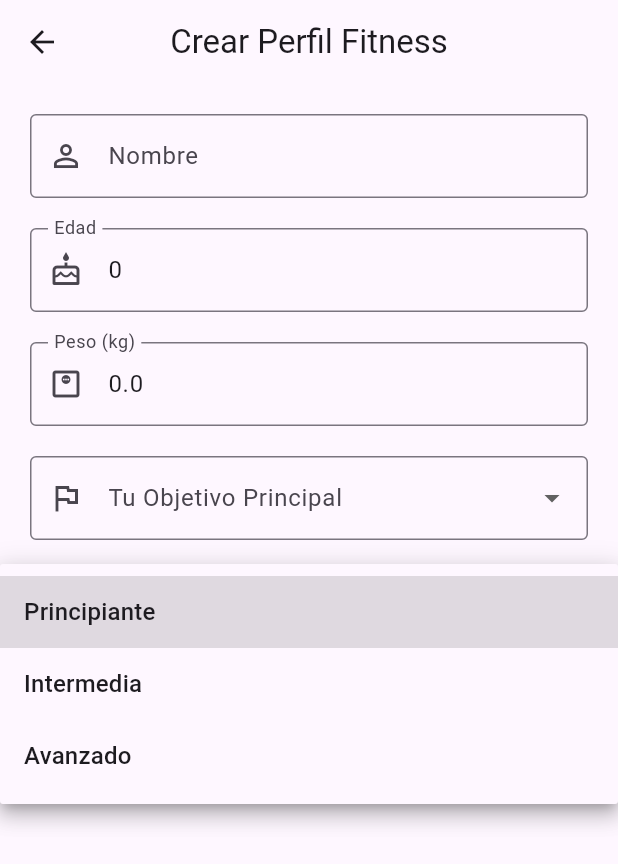
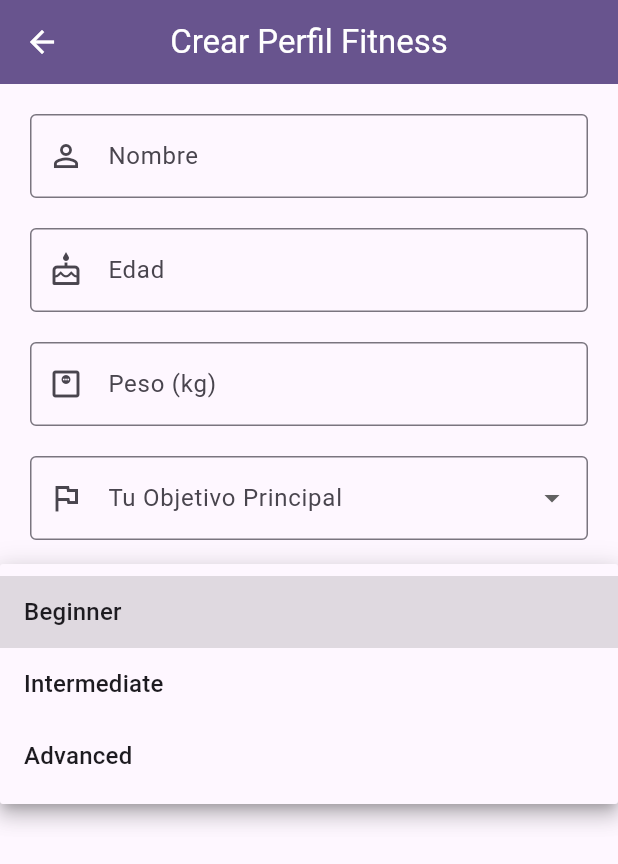
Before and after one commit to samporter12/app_final_final, a Flutter app: the ProfilePage screen opened by its route, after a tap on "Tu Nivel de Fitness Actual", on a phone screen of 412 x 824 dp. Shown: the top 864 px of the screen. Run offline on Flutter 3.47's test engine with Material 3 defaults, Android fonts, the phone set to English and light mode, and no system bars; our stand-ins replace appwrite, flutter_dotenv, get, google_generative_ai, hive, hive_flutter; accounts and stored records are empty; network calls fail.

Commit message:
listo para revision con algunas ligeras modificaciones par ael manejo de posibles errores

```diff
--- a/lib/core/constants/appwrite_constants.dart
+++ b/lib/core/constants/appwrite_constants.dart
@@ -1,10 +1,9 @@
 class AppwriteConstants {
-  static const String endpoint = 'https://cloud.appwrite.io/v1';
-  static const String projectId = '68139f1a00217a90e6aa';
-  static const String databaseId = '68139f39002e018fb46f';
-  static const String profileCollection = 'profile';
-  static const String workoutsCollection = 'workout';
-  static const String recipesCollection = 'recipe';
-  static const String favoritesCollection = 'favorite';
-
+  static const String endpoint = '';
+  static const String projectId = '';
+  static const String databaseId = '';
+  static const String profileCollection = '';
+  static const String workoutsCollection = '';
+  static const String recipesCollection = '';
+  static const String favoritesCollection = '';
 }
--- a/lib/presentation/pages/profile_page.dart
+++ b/lib/presentation/pages/profile_page.dart
@@ -1,3 +1,4 @@
+import 'package:app_fitness/model/user_profile_model.dart';
 import 'package:flutter/material.dart';
 import 'package:flutter/services.dart';
 import 'package:get/get.dart';
@@ -21,52 +22,133 @@ class _ProfilePageState extends State<ProfilePage> {
   final TextEditingController _ageController = TextEditingController();
   final TextEditingController _weightController = TextEditingController();
 
-  final List<String> _goalOptions = [
-    'Ganancia Muscular',
-    'Deficit Calorico',
-    'Mantener estado actual',
-  ];
+  final List<String> _goalOptions = ['muscle_gain', 'deficit', 'maintenance'];
   final List<String> _fitnessLevelOptions = [
-    'Principiante',
-    'Intermedia',
-    'Avanzado',
+    'beginner',
+    'intermediate',
+    'advanced',
   ];
 
   String? _selectedGoal;
   String? _selectedFitnessLevel;
 
+  var _profileDisposer;
+  bool _isPopulatingFields = false;
+
   @override
   void initState() {
     super.initState();
+    print("ProfilePage initState (${hashCode}): Creando nueva instancia.");
+
+    _profileDisposer = ever(_profileController.userProfile, (
+      UserProfileModel? profileFromController,
+    ) {
+      if (!mounted) {
+        print(
+          "ProfilePage 'ever' listener (${hashCode}): Widget no montado, ignorando.",
+        );
+        return;
+      }
+      print(
+        "ProfilePage 'ever' listener (${hashCode}): UserProfileModel cambió. Profile ID: ${profileFromController?.id}, UserID: ${profileFromController?.userId}",
+      );
+      if (profileFromController?.userId == _authController.getCurrentUserId()) {
+        _populateFormFields(profileFromController);
+      } else if (profileFromController == null &&
+          _authController.getCurrentUserId() == null) {
+        _populateFormFields(null);
+      } else {
+        print(
+          "ProfilePage 'ever' listener (${hashCode}): El perfil del controlador no coincide con el usuario actual o es inválido. Auth UserID: ${_authController.getCurrentUserId()}",
+        );
+      }
+    }, condition: () => mounted);
+
     WidgetsBinding.instance.addPostFrameCallback((_) {
-      _populateFormFields();
+      if (!mounted) return;
+      print(
+        "ProfilePage initState (${hashCode}): addPostFrameCallback - Verificando perfil inicial.",
+      );
+      final currentProfileInController = _profileController.userProfile.value;
+      final currentAuthUserId = _authController.getCurrentUserId();
+
+      if (currentAuthUserId != null &&
+          (currentProfileInController == null ||
+              currentProfileInController.userId != currentAuthUserId ||
+              currentProfileInController.id == null ||
+              currentProfileInController.id!.isEmpty)) {
+        print(
+          "ProfilePage initState (${hashCode}): Perfil no coincide o incompleto para $currentAuthUserId, llamando a loadUserProfile.",
+        );
+        _profileController.loadUserProfile();
+      } else if (currentProfileInController != null &&
+          currentProfileInController.userId == currentAuthUserId) {
+        print(
+          "ProfilePage initState (${hashCode}): Perfil ya disponible y correcto en controlador, poblando campos.",
+        );
+        _populateFormFields(currentProfileInController);
+      } else if (currentAuthUserId == null) {
+        print(
+          "ProfilePage initState (${hashCode}): No hay usuario autenticado. Los campos se mostrarán vacíos o con defaults.",
+        );
+        _populateFormFields(null);
+      }
     });
   }
 
-  void _populateFormFields() {
-    final profile = _profileController.userProfile.value;
-    if (profile != null) {
-      _nameController.text = profile.name;
-      _ageController.text = profile.age?.toString() ?? '';
-      _weightController.text = profile.weight?.toString() ?? '';
+  void _populateFormFields(UserProfileModel? profile) {
+    if (!mounted || _isPopulatingFields) {
+      print(
+        "ProfilePage _populateFormFields (${hashCode}): Widget no montado o ya poblando, retornando. Mounted: $mounted, IsPopulating: $_isPopulatingFields",
+      );
+      return;
+    }
+    _isPopulatingFields = true;
+    print(
+      "ProfilePage _populateFormFields (${hashCode}): Intentando poblar con profile ID: ${profile?.id}, UserID: ${profile?.userId}",
+    );
 
-      if (profile.goal.isNotEmpty && _goalOptions.contains(profile.goal)) {
-        _selectedGoal = profile.goal;
-      } else if (_goalOptions.isNotEmpty) {}
+    final authUserName = _authController.currentUser.value?.name ?? '';
 
-      if (profile.fitnessLevel.isNotEmpty &&
-          _fitnessLevelOptions.contains(profile.fitnessLevel)) {
-        _selectedFitnessLevel = profile.fitnessLevel;
-      } else if (_fitnessLevelOptions.isNotEmpty) {}
-      if (mounted) {
+    final newName = profile?.name ?? authUserName;
+    if (_nameController.text != newName) _nameController.text = newName;
+
+    final newAge = profile?.age?.toString() ?? '';
+    if (_ageController.text != newAge) _ageController.text = newAge;
+
+    final newWeight = profile?.weight?.toString() ?? '';
+    if (_weightController.text != newWeight) _weightController.text = newWeight;
+
+    bool needsSetState = false;
+    final newGoal = profile?.goal ?? '';
+    if (_selectedGoal != newGoal) {
+      if (newGoal.isNotEmpty && _goalOptions.contains(newGoal)) {
+        _selectedGoal = newGoal;
+      } else {
+        _selectedGoal = null;
+      }
+      needsSetState = true;
+    }
+
+    final newFitnessLevel = profile?.fitnessLevel ?? '';
+    if (_selectedFitnessLevel != newFitnessLevel) {
+      if (newFitnessLevel.isNotEmpty &&
+          _fitnessLevelOptions.contains(newFitnessLevel)) {
+        _selectedFitnessLevel = newFitnessLevel;
+      } else {
+        _selectedFitnessLevel = null;
+      }
+      needsSetState = true;
+    }
+
+    if (needsSetState) {
       setState(() {});
     }
-    } else {
-      _nameController.text = _authController.currentUser.value?.name ?? '';
-    }
+    _isPopulatingFields = false;
   }
 
   void _submitProfile() {
+    FocusManager.instance.primaryFocus?.unfocus();
     if (_formKey.currentState!.validate()) {
       if (_selectedGoal == null || _selectedFitnessLevel == null) {
         Get.snackbar(
@@ -74,6 +156,7 @@ class _ProfilePageState extends State<ProfilePage> {
           "Por favor, selecciona tu objetivo y nivel de fitness.",
           snackPosition: SnackPosition.BOTTOM,
           backgroundColor: Colors.orangeAccent,
+          colorText: Colors.white,
         );
         return;
       }
@@ -97,37 +180,77 @@ class _ProfilePageState extends State<ProfilePage> {
 
   @override
   void dispose() {
+    print(
+      "ProfilePage dispose (${hashCode}): Eliminando _ProfilePageState y listeners.",
+    );
+    if (_profileDisposer != null) {
+      _profileDisposer();
+    }
     _nameController.dispose();
     _ageController.dispose();
     _weightController.dispose();
     super.dispose();
   }
 
+  String _formatDropdownText(String text) {
+    if (text.trim().isEmpty) return text;
+    String spacedText = text.replaceAll('_', ' ');
+    return "${spacedText[0].toUpperCase()}${spacedText.substring(1).toLowerCase()}";
+  }
+
   @override
   Widget build(BuildContext context) {
-    ever(_profileController.userProfile, (_) => _populateFormFields());
+    final theme = Theme.of(context);
+    print(
+      "ProfilePage build (${hashCode}): Construyendo UI. isLoading: ${_profileController.isLoadingProfile.value}, profileError: ${_profileController.profileError.value}, profileID: ${_profileController.userProfile.value?.id}",
+    );
 
     return Scaffold(
       appBar: AppBar(
-        title: Obx(
-          () => Text(
-            _profileController.userProfile.value?.id != null &&
-                    _profileController.userProfile.value!.id!.isNotEmpty
+        title: Obx(() {
+          final profile = _profileController.userProfile.value;
+          return Text(
+            profile != null && profile.id != null && profile.id!.isNotEmpty
                 ? 'Actualizar Perfil'
                 : 'Crear Perfil Fitness',
-          ),
-        ),
+            style: TextStyle(color: theme.colorScheme.onPrimary),
+          );
+        }),
+        backgroundColor: theme.colorScheme.primary,
+        iconTheme: IconThemeData(color: theme.colorScheme.onPrimary),
         centerTitle: true,
       ),
       body: Obx(() {
-        if (_profileController.isLoadingProfile.value &&
-            _profileController.userProfile.value == null) {
+        final profile = _profileController.userProfile.value;
+        final isLoading = _profileController.isLoadingProfile.value;
+        final error = _profileController.profileError.value;
+
+        if (isLoading &&
+            (profile == null ||
+                profile.id == null ||
+                profile.id!.isEmpty ||
+                profile.userId != _authController.getCurrentUserId())) {
+          print(
+            "ProfilePage build (${hashCode}): Mostrando Loading Indicator (carga inicial o de usuario incorrecto).",
+          );
           return const Center(child: CircularProgressIndicator());
         }
 
-        // Si hubo un error al cargar el perfil, mostrarlo
-        if (_profileController.profileError.value.isNotEmpty &&
-            _profileController.userProfile.value == null) {
+        if (error.isNotEmpty &&
+            (profile == null ||
+                profile.id == null ||
+                profile.id!.isEmpty ||
+                profile.userId != _authController.getCurrentUserId())) {
+          print("ProfilePage build (${hashCode}): Mostrando Error: $error");
+          if (error.toLowerCase().contains("texteditingcontroller")) {
+            return Center(
+              child: Text(
+                "Error al preparar la página de perfil.\nPor favor, intenta de nuevo.",
+                textAlign: TextAlign.center,
+                style: TextStyle(color: Colors.red),
+              ),
+            );
+          }
           return Center(
             child: Padding(
               padding: const EdgeInsets.all(16.0),
@@ -137,7 +260,7 @@ class _ProfilePageState extends State<ProfilePage> {
                   const Icon(Icons.error_outline, color: Colors.red, size: 48),
                   const SizedBox(height: 16),
                   Text(
-                    "Error al cargar tu perfil:\n${_profileController.profileError.value}",
+                    "Error al cargar tu perfil:\n$error",
                     textAlign: TextAlign.center,
                     style: const TextStyle(
                       color: Colors.redAccent,
@@ -156,6 +279,9 @@ class _ProfilePageState extends State<ProfilePage> {
           );
         }
 
+        print(
+          "ProfilePage build (${hashCode}): Mostrando Formulario. Profile ID: ${profile?.id}, UserID: ${profile?.userId}",
+        );
         return SingleChildScrollView(
           padding: const EdgeInsets.all(20.0),
           child: Form(
@@ -195,7 +321,7 @@ class _ProfilePageState extends State<ProfilePage> {
                         return 'Ingresa una edad válida';
                       }
                     }
-                    return null; // Edad es opcional
+                    return null;
                   },
                 ),
                 const SizedBox(height: 20),
@@ -241,12 +367,11 @@ class _ProfilePageState extends State<ProfilePage> {
                       _goalOptions.map((String value) {
                         return DropdownMenuItem<String>(
                           value: value,
-                          child: Text(
-                            value.replaceAll('_', ' ').capitalizeFirst ?? value,
-                          ),
+                          child: Text(_formatDropdownText(value)),
                         );
                       }).toList(),
                   onChanged: (newValue) {
+                    if (mounted)
                       setState(() {
                         _selectedGoal = newValue;
                       });
@@ -268,10 +393,11 @@ class _ProfilePageState extends State<ProfilePage> {
                       _fitnessLevelOptions.map((String value) {
                         return DropdownMenuItem<String>(
                           value: value,
-                          child: Text(value.capitalizeFirst ?? value),
+                          child: Text(_formatDropdownText(value)),
                         );
                       }).toList(),
                   onChanged: (newValue) {
+                    if (mounted)
                       setState(() {
                         _selectedFitnessLevel = newValue;
                       });
@@ -295,17 +421,25 @@ class _ProfilePageState extends State<ProfilePage> {
                             )
                             : const Icon(Icons.save_alt_outlined),
                   ),
-                  label: Text(
+                  label: Obx(
+                    () => Text(
                       _profileController.userProfile.value?.id != null &&
-                            _profileController.userProfile.value!.id!.isNotEmpty
+                              _profileController
+                                  .userProfile
+                                  .value!
+                                  .id!
+                                  .isNotEmpty
                           ? 'Actualizar Perfil'
                           : 'Guardar y Continuar',
+                    ),
                   ),
                   onPressed:
                       _profileController.isLoadingProfile.value
                           ? null
                           : _submitProfile,
                   style: ElevatedButton.styleFrom(
+                    backgroundColor: theme.colorScheme.primary,
+                    foregroundColor: theme.colorScheme.onPrimary,
                     padding: const EdgeInsets.symmetric(vertical: 15),
                     textStyle: const TextStyle(
                       fontSize: 16,
@@ -317,6 +451,9 @@ class _ProfilePageState extends State<ProfilePage> {
                 Obx(() {
                   if (_profileController.profileError.value.isNotEmpty &&
                       !_profileController.isLoadingProfile.value) {
+                    if (!_profileController.profileError.value
+                        .toLowerCase()
+                        .contains("texteditingcontroller")) {
                       return Padding(
                         padding: const EdgeInsets.only(top: 10.0),
                         child: Center(
@@ -331,6 +468,7 @@ class _ProfilePageState extends State<ProfilePage> {
                         ),
                       );
                     }
+                  }
                   return const SizedBox.shrink();
                 }),
               ],
```
Lines whose indentation alone changed are shown as unchanged.
